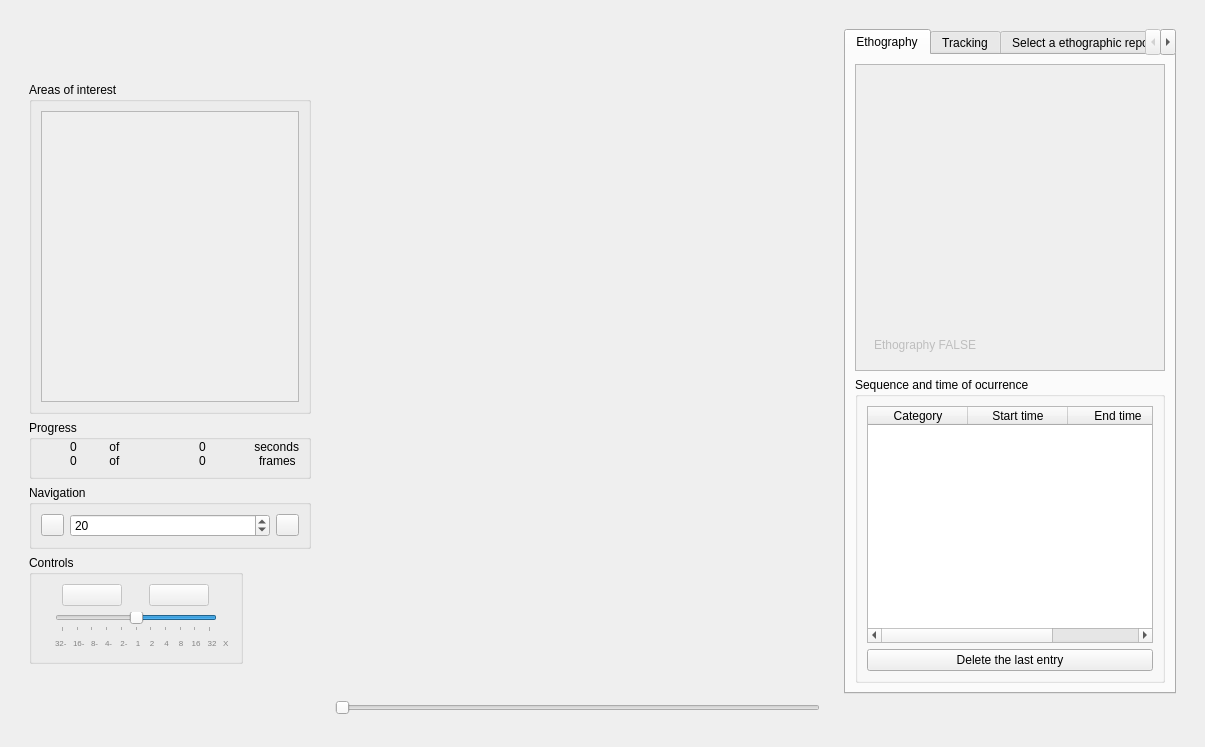
Old version of the form src/telaetografiaproce.ui in the repository EthoWatcher/ethowatcher.
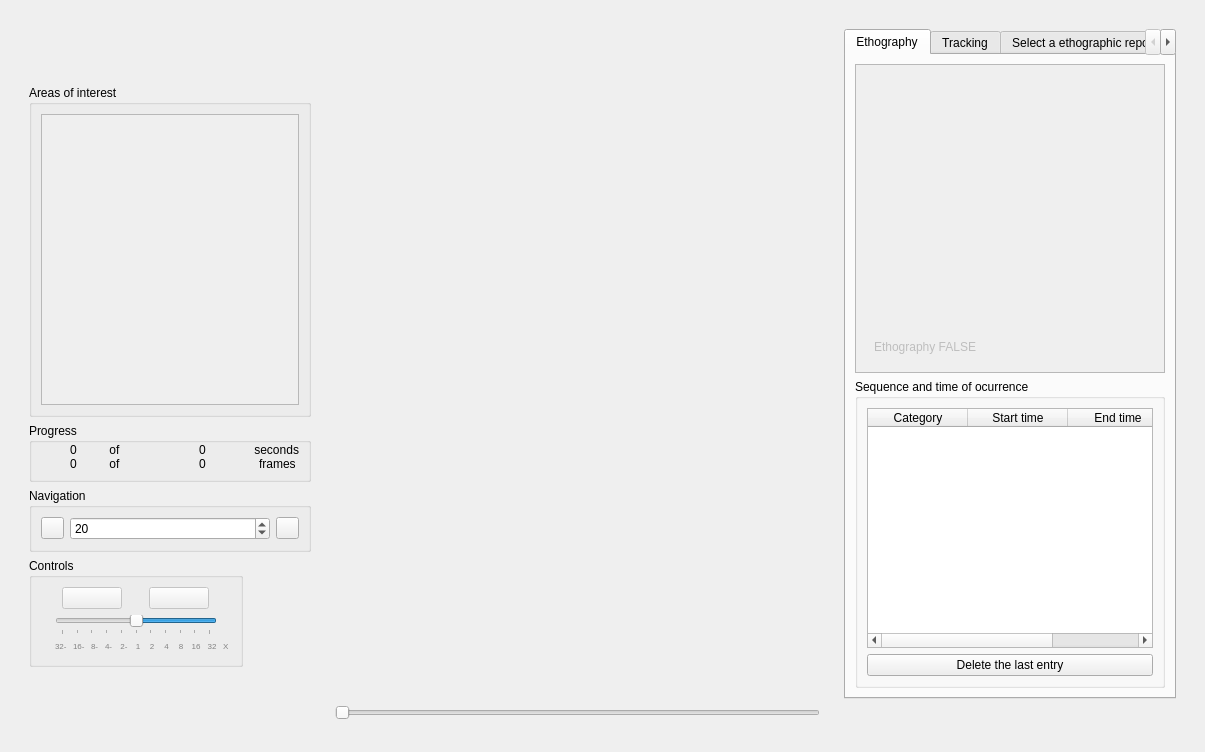
New version of the form. The open tabs and pages were chosen to show the change. Icons and pictures are not drawn.

The edit to the form file:
```diff
--- a/src/telaetografiaproce.ui
+++ b/src/telaetografiaproce.ui
@@ -7,7 +7,7 @@
     <x>0</x>
     <y>0</y>
     <width>1205</width>
-    <height>743</height>
+    <height>752</height>
    </rect>
   </property>
   <property name="windowTitle">
@@ -326,8 +326,8 @@
                    <rect>
                     <x>0</x>
                     <y>0</y>
-                    <width>258</width>
-                    <height>283</height>
+                    <width>245</width>
+                    <height>228</height>
                    </rect>
                   </property>
                   <layout class="QVBoxLayout" name="verticalLayout_13">
@@ -1458,8 +1458,8 @@
                   <rect>
                    <x>0</x>
                    <y>0</y>
-                   <width>306</width>
-                   <height>304</height>
+                   <width>298</width>
+                   <height>296</height>
                   </rect>
                  </property>
                  <layout class="QVBoxLayout" name="verticalLayout_9">
```
Left out of the diff: 14 changed lines with no effect on the pictures.
